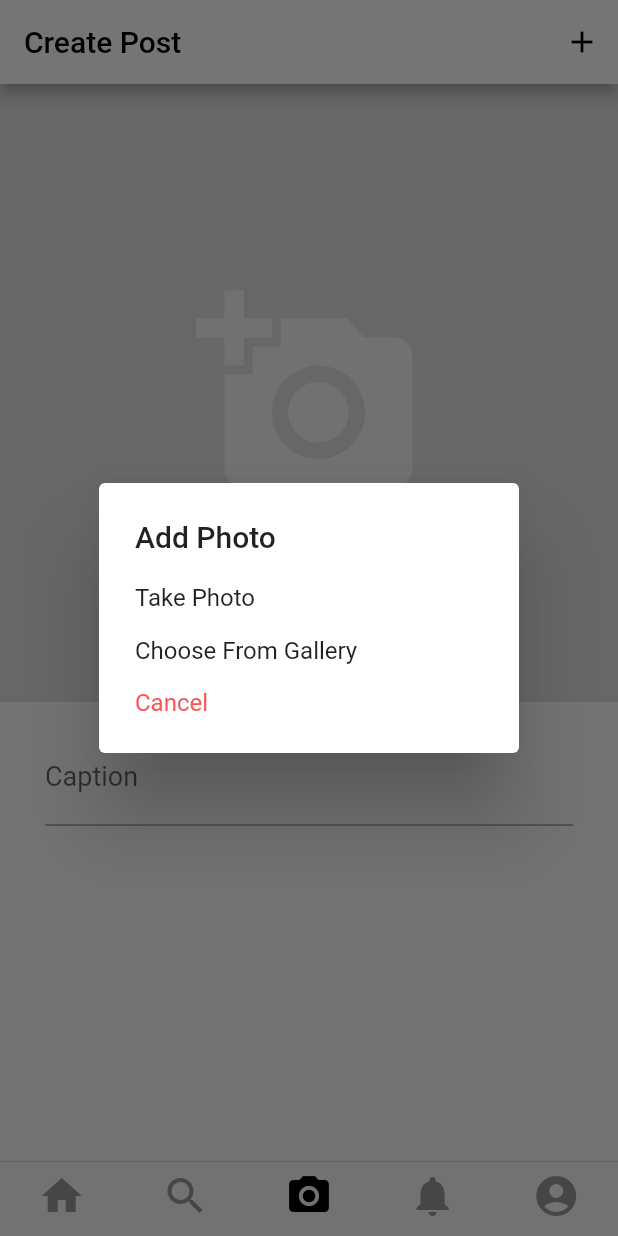
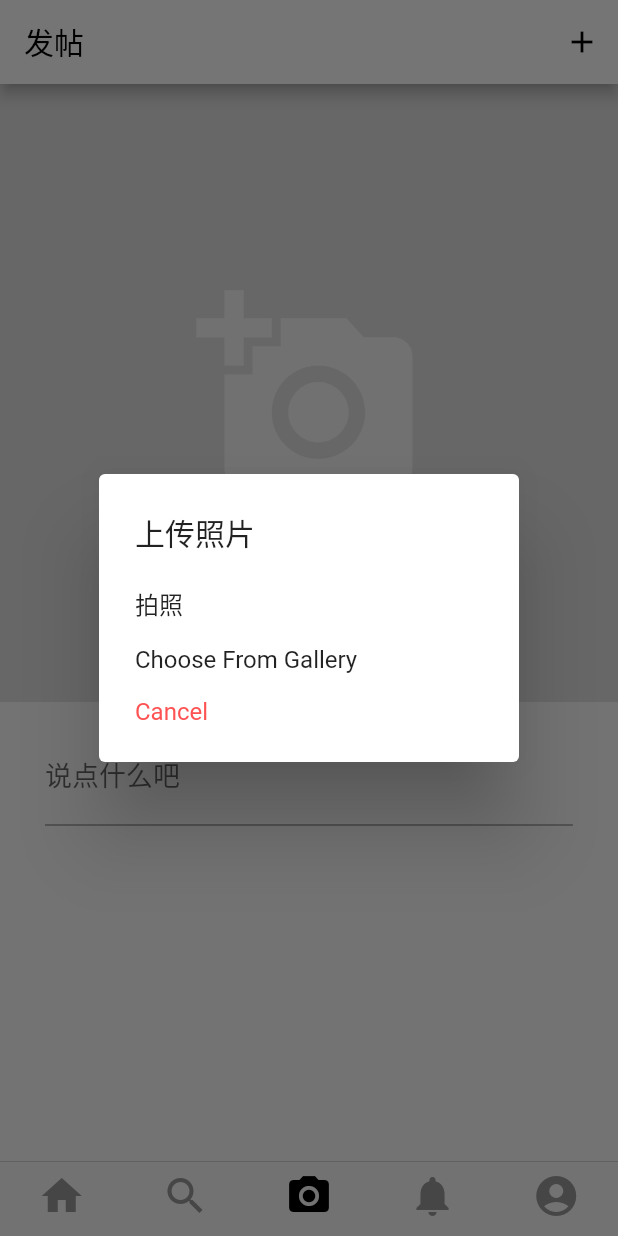
Before and after one commit to YuanRuQian/view, a Flutter app: the screen it shows once a user with an empty profile is signed in, item 3 of the bottom bar chosen, after a tap on the "add a photo" icon, on a phone screen of 412 x 824 dp. Run offline on Flutter 3.47's test engine with Material 2 defaults, Android fonts, the phone set to English and light mode, and no system bars; our stand-ins replace cached_network_image, cloud_firestore, firebase_auth, firebase_storage, flutter_image_compress, image_cropper and 1 more; missing offline and left inert: animator; accounts and stored records are empty.

Commit message:
add chinese captions

```diff
--- a/lib/ui/pages/addPostPage.dart
+++ b/lib/ui/pages/addPostPage.dart
@@ -45,10 +45,10 @@ class _AddPostPageState extends State<AddPostPage> {
       context: context,
       builder: (BuildContext context) {
         return SimpleDialog(
-          title: Text('Add Photo'),
+          title: Text('上传照片'),
           children: <Widget>[
             SimpleDialogOption(
-              child: Text('Take Photo'),
+              child: Text('拍照'),
               onPressed: () => _handleImage(ImageSource.camera),
             ),
             SimpleDialogOption(
@@ -106,7 +106,7 @@ class _AddPostPageState extends State<AddPostPage> {
       appBar: AppBar(
         backgroundColor: Colors.white,
         title: Text(
-          'Create Post',
+          '发帖',
           style: TextStyle(
             color: Colors.black,
           ),
@@ -159,7 +159,7 @@ class _AddPostPageState extends State<AddPostPage> {
                     controller: _captionController,
                     style: TextStyle(fontSize: 18.0),
                     decoration: InputDecoration(
-                      labelText: 'Caption',
+                      labelText: '说点什么吧',
                     ),
                     onChanged: (input) => _caption = input,
                   ),
```
